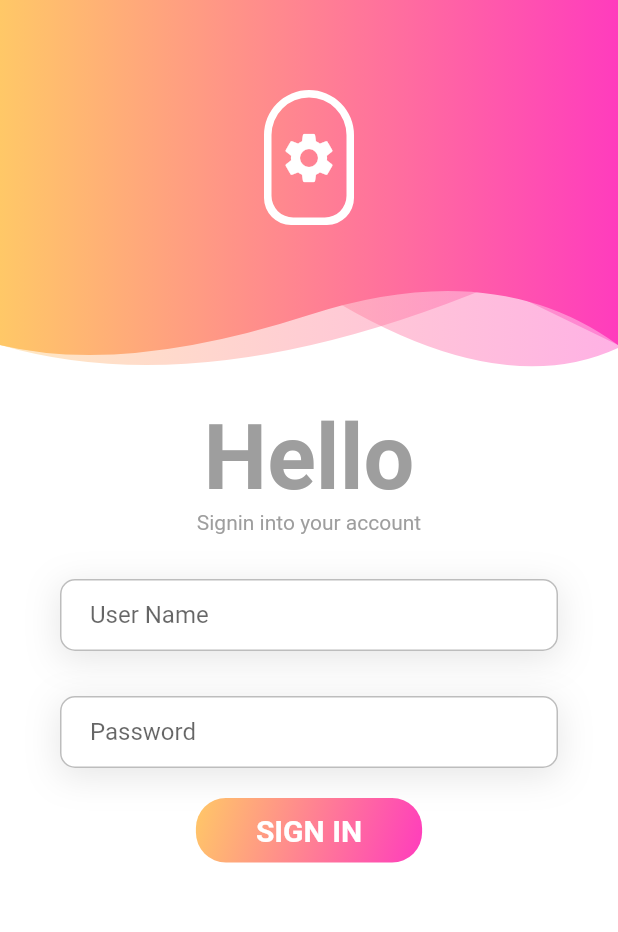
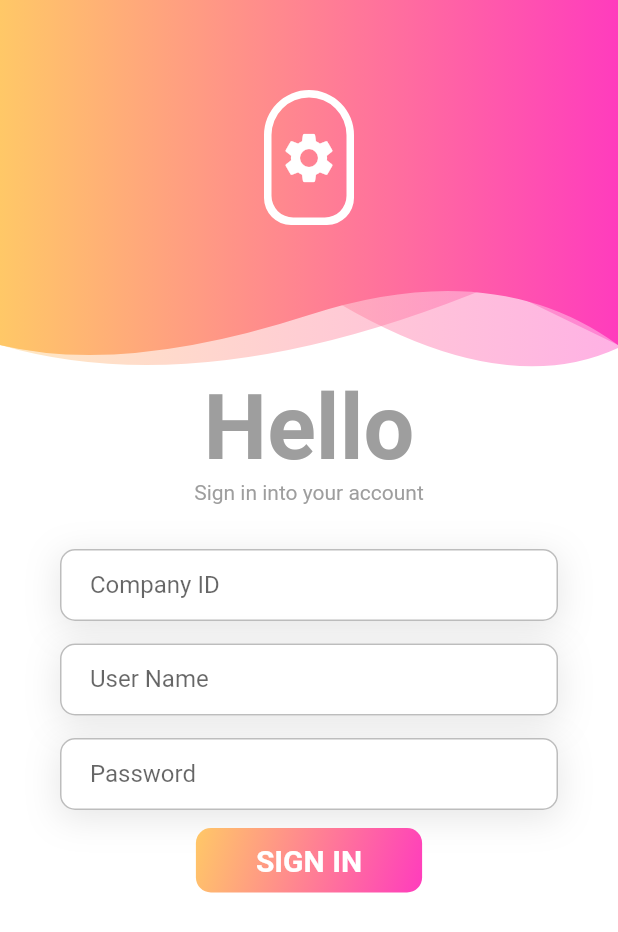
Before and after one commit to Riyasv98/dr_mech, a Flutter app: the screen it shows after launch, on a phone screen of 412 x 824 dp. Shown: the top 932 px of the screen. Run offline on Flutter 3.47's test engine with Material 2 defaults, Android fonts, the light colour scheme and no system bars; our stand-ins replace flutter_easyloading, font_awesome_flutter, hexcolor, otp_text_field, shared_preferences.

Commit message:
Added preference in login page, Error message

```diff
--- /dev/null
+++ b/lib/Api/Api.dart
@@ -0,0 +1,8 @@
+class Apis {
+
+
+  static const String BASE_URL = "https://souldev.pw/drmech/";
+
+  static const String LOGIN_URL = BASE_URL+"branch/getbranchdata/";
+
+}
--- /dev/null
+++ b/lib/Utils/Preference.dart
@@ -0,0 +1,22 @@
+import 'package:dr_mech/models/BranchModelFile.dart';
+import 'package:shared_preferences/shared_preferences.dart';
+
+
+class PreferenceFile {
+
+  Future<bool> setBranchData(String branchModelJson) async {
+    SharedPreferences preferences = await SharedPreferences.getInstance();
+    return await preferences.setString('branchModel',branchModelJson);
+  }
+  Future<String> getBranchData() async {
+    BranchModel branchModel=new BranchModel();
+    SharedPreferences preferences = await SharedPreferences.getInstance();
+    String jsonData=preferences.getString('branchModel')!;
+    branchModel=branchModelFromJson(jsonData);
+    return jsonData;
+  }
+
+
+
+
+}
--- a/lib/common/theme_helper.dart
+++ b/lib/common/theme_helper.dart
@@ -10,7 +10,7 @@ class ThemeHelper{
       hintText: hintText,
       fillColor: Colors.white,
       filled: true,
-      contentPadding: EdgeInsets.fromLTRB(20, 10, 20, 10),
+      contentPadding: EdgeInsets.fromLTRB(20, 0, 20, 10),
       focusedBorder: OutlineInputBorder(borderRadius: BorderRadius.circular(10.0), borderSide: BorderSide(color: Colors.grey)),
       enabledBorder: OutlineInputBorder(borderRadius: BorderRadius.circular(10.0), borderSide: BorderSide(color: Colors.grey.shade400)),
       errorBorder: OutlineInputBorder(borderRadius: BorderRadius.circular(10.0), borderSide: BorderSide(color: Colors.red, width: 2.0)),
--- a/lib/main.dart
+++ b/lib/main.dart
@@ -1,4 +1,5 @@
 import 'package:flutter/material.dart';
+import 'package:flutter_easyloading/flutter_easyloading.dart';
 import 'package:hexcolor/hexcolor.dart';
 
 import 'pages/splash_screen.dart';
@@ -35,6 +36,7 @@ class LoginUiApp extends StatelessWidget {
         scaffoldBackgroundColor: Colors.grey.shade100,
         primarySwatch: Colors.grey,
       ),
+      builder: EasyLoading.init(),
       home: SplashScreen(title: 'Flutter Login UI'),
     );
   }
--- /dev/null
+++ b/lib/models/BranchModelFile.dart
@@ -0,0 +1,73 @@
+// To parse this JSON data, do
+//
+//     final imagePickerModel = imagePickerModelFromJson(jsonString);
+
+import 'dart:convert';
+
+BranchModel branchModelFromJson(String str) => BranchModel.fromJson(json.decode(str));
+
+String branchModelToJson(BranchModel data) => json.encode(data.toJson());
+
+class BranchModel {
+  BranchModel({
+    this.branchId,
+    this.companyId,
+    this.name,
+    this.email,
+    this.phoneOne,
+    this.phoneTwo,
+    this.address,
+    this.status,
+    this.updatedOn,
+    this.createdOn,
+    this.createdBy,
+    this.userName,
+    this.password,
+  });
+
+  int? branchId;
+  int? companyId;
+  String ?name;
+  String ?email;
+  String? phoneOne;
+  String? phoneTwo;
+  String ?address;
+  String ?status;
+  String ?updatedOn;
+  String? createdOn;
+  String ?createdBy;
+  String ?userName;
+  String ?password;
+
+  factory BranchModel.fromJson(Map<String, dynamic> json) => BranchModel(
+    branchId:  null!=json["branchId"]?json["branchId"] is int ? json["branchId"]: int.parse(json["branchId"]):-1,
+    companyId: null!=json["companyId"]?json["companyId"] is int ? json["companyId"]: int.parse(json["companyId"]):-1,
+    name: json["name"],
+    email: json["email"],
+    phoneOne:json["phoneOne"],
+    phoneTwo: json["phoneTwo"] ,
+    address: json["address"],
+    status: json["status"],
+    updatedOn: json["updatedOn"],
+    createdOn: json["createdOn"],
+    createdBy: json["createdBy"],
+    userName: json["userName"],
+    password: json["password"],
+  );
+
+  Map<String, dynamic> toJson() => {
+    "branchId": branchId,
+    "companyId": companyId,
+    "name": name,
+    "email": email,
+    "phoneOne": phoneOne,
+    "phoneTwo": phoneTwo,
+    "address": address,
+    "status": status,
+    "updatedOn": updatedOn,
+    "createdOn": createdOn,
+    "createdBy": createdBy,
+    "userName": userName,
+    "password": password,
+  };
+}
--- a/lib/pages/login_page.dart
+++ b/lib/pages/login_page.dart
@@ -1,13 +1,20 @@
 
+import 'dart:convert';
+
+import 'package:dr_mech/Api/Api.dart';
+import 'package:dr_mech/Utils/Preference.dart';
+import 'package:dr_mech/models/BranchModelFile.dart';
 import 'package:flutter/cupertino.dart';
 import 'package:flutter/gestures.dart';
 import 'package:flutter/material.dart';
 import 'package:dr_mech/common/theme_helper.dart';
+import 'package:flutter_easyloading/flutter_easyloading.dart';
 
 import 'forgot_password_page.dart';
 import 'profile_page.dart';
 import 'registration_page.dart';
 import 'widgets/header_widget.dart';
+import 'package:http/http.dart' as http;
 
 class LoginPage extends StatefulWidget{
   const LoginPage({Key? key}): super(key:key);
@@ -17,6 +24,20 @@ class LoginPage extends StatefulWidget{
 }
 
 class _LoginPageState extends State<LoginPage>{
+
+  bool isLoading = false;
+
+  bool isLoggedIn = false;
+
+  TextEditingController companyIdController=new TextEditingController();
+
+  TextEditingController userNameController=new TextEditingController();
+
+  TextEditingController passwordController=new TextEditingController();
+
+
+  // BranchModel selectedBranch =new BranchModel();
+
   double _headerHeight = 250;
   Key _formKey = GlobalKey<FormState>();
 
@@ -33,8 +54,8 @@ class _LoginPageState extends State<LoginPage>{
           ),
           SafeArea(
             child: Container(
-              padding: EdgeInsets.fromLTRB(20, 10, 20, 10),
-                margin: EdgeInsets.fromLTRB(20, 10, 20, 10),// This will be the login form
+              padding: EdgeInsets.fromLTRB(20,0, 20, 10),
+                margin: EdgeInsets.fromLTRB(20, 0, 20, 10),// This will be the login form
               child: Column(
                 children: [
                   Text(
@@ -42,7 +63,7 @@ class _LoginPageState extends State<LoginPage>{
                     style: TextStyle(fontSize: 60, fontWeight: FontWeight.bold,color: Colors.grey),
                   ),
                   Text(
-                    'Signin into your account',
+                    'Sign in into your account',
                     style: TextStyle(color: Colors.grey),
                   ),
                   SizedBox(height: 30.0),
@@ -52,19 +73,29 @@ class _LoginPageState extends State<LoginPage>{
                         children: [
                           Container(
                             child: TextField(
+                              controller: companyIdController,
+                              decoration: ThemeHelper().textInputDecoration('Company ID', 'Enter your company Id'),
+                            ),
+                            decoration: ThemeHelper().inputBoxDecorationShaddow(),
+                          ),
+                          SizedBox(height: 15.0),
+                          Container(
+                            child: TextField(
+                              controller: userNameController,
                               decoration: ThemeHelper().textInputDecoration('User Name', 'Enter your user name'),
                             ),
                             decoration: ThemeHelper().inputBoxDecorationShaddow(),
                           ),
-                          SizedBox(height: 30.0),
+                          SizedBox(height: 15.0),
                           Container(
                             child: TextField(
+                              controller: passwordController,
                               obscureText: true,
                               decoration: ThemeHelper().textInputDecoration('Password', 'Enter your password'),
                             ),
                             decoration: ThemeHelper().inputBoxDecorationShaddow(),
                           ),
-                          SizedBox(height: 20.0),
+                          SizedBox(height: 12.0),
                           // Container(
                           //   margin: EdgeInsets.fromLTRB(10,0,10,20),
                           //   alignment: Alignment.topRight,
@@ -78,11 +109,11 @@ class _LoginPageState extends State<LoginPage>{
                           // ),
                           GestureDetector(
                             onTap:(){
-                              Navigator.push( context, MaterialPageRoute( builder: (context) => ProfilePage()));
+                              userLogin(companyIdController.text.toString(),userNameController.text.toString(),passwordController.text.toString());
                             },
                             child: Container(
                               decoration: BoxDecoration(
-                                  borderRadius: BorderRadius.all(Radius.circular(20)),
+                                  borderRadius: BorderRadius.all(Radius.circular(10)),
                                   gradient: LinearGradient(
                                       begin: Alignment.topLeft,
                                       end: Alignment.bottomRight,
@@ -126,4 +157,82 @@ class _LoginPageState extends State<LoginPage>{
     );
 
   }
-}
+
+  // Future userLogin(String companyId,String userName, String password) async {
+  //   isLoggedIn = true;
+  //   setState(() {});
+  //
+  //   String url = Apis.LOGIN_URL+companyId+"/"+userName+"/"+password+"/";
+  //   final response = await http.get(Uri.parse(url));
+  //
+  //   isLoggedIn = false;
+  //   setState(() {});
+  //   if (response.statusCode == 200) {
+  //     String responseString = response.body.toString();
+  //     var jsonObject = jsonDecode(responseString)["errorData"] as List;
+  //
+  //     if (jsonObject[0]["error"] == 0) {
+  //       setState(() {
+  //
+  //       });
+  //       EasyLoading.showSuccess(jsonObject[0]["message"]);
+  //       // getUniversityDetails();
+  //     } else {
+  //       EasyLoading.showSuccess(jsonObject[0]["message"]);
+  //     }
+  //   } else {
+  //     EasyLoading.showSuccess("Something went wrong");
+  //   }
+  // }
+
+
+  Future userLogin(String companyId,String userName, String password ) async {
+
+    String url=Apis.LOGIN_URL+companyId+"/"+userName+"/"+password+"/";
+    isLoading=true;
+    setState(() {});
+    var response = await http.get(Uri.parse(url));
+    isLoading=false;
+      setState(() {});
+      String responseData=response.body.toString();
+      // var jsonData=jsonDecode(responseData);
+      // if(jsonData['"BranchData Fetched Succesfully']) {
+      //   var data = jsonData['data'];
+      //   setState(() {
+      //
+      //   });
+      //
+      // }
+      // else {
+      //   EasyLoading.showError(jsonData['message']);
+      // }
+    if (response.statusCode == 200) {
+      String responseString = response.body.toString();
+      var dataObject = jsonDecode(responseString)["data"] as List;
+      var errorObject = jsonDecode(responseString)["errorData"] as List;
+
+      if (null!=dataObject && dataObject.length>0) {
+        setState(() {
+
+        });
+        BranchModel branchModel=new BranchModel();
+        branchModel=BranchModel.fromJson(dataObject[0]);
+        String branchJson=branchModelToJson(branchModel);
+        PreferenceFile().setBranchData(branchJson);
+        EasyLoading.showSuccess("Login Successful");
+        Navigator.push( context, MaterialPageRoute( builder: (context) => ProfilePage()));
+
+      } else {
+
+        EasyLoading.showError(errorObject[0]["message"]);
+      }
+    } else {
+      EasyLoading.showError("Something went wrong");
+    }
+
+
+
+
+    }
+
+  }
```
Also changed, not shown: pubspec.yaml (+5 -2 lines), pubspec.lock.
